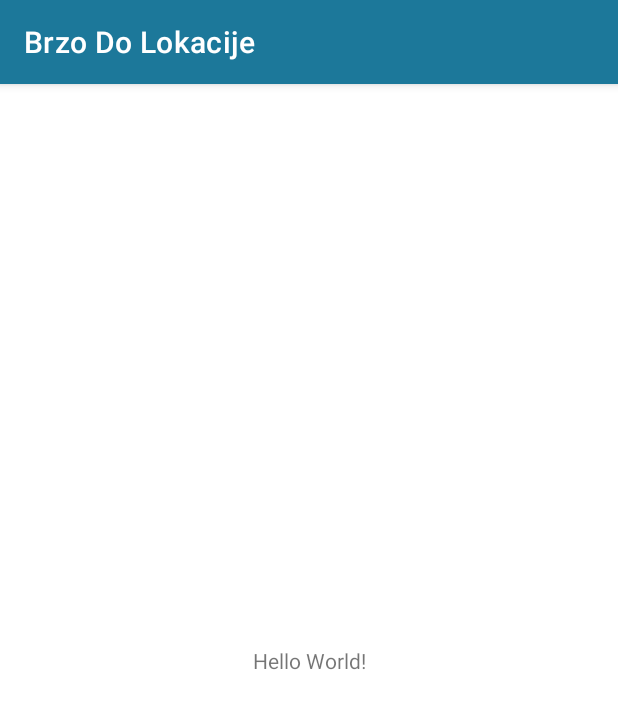
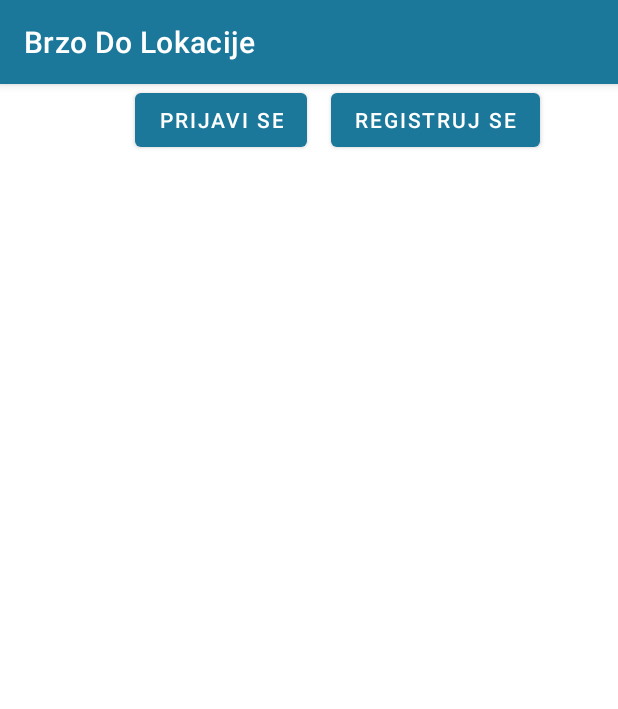
Before and after one commit to cira0100/BrzoDoLokacije, an Android app: the screen it shows after launch (MainActivity before the commit, ActivityLoginRegister after it), on a phone screen of 412 x 824 dp. Shown: the top 709 px of the screen. Run offline under Robolectric (Android 15) with nearby library versions, the phone set to English and light mode, and no system bars.

Commit message:
Povezani fragmenti login i register. Omogućen njihov prikaz nakon pokretanja aplikacije.

```diff
--- a/Client/BrzoDoLokacije/app/src/main/java/com/example/brzodolokacije/Activities/ActivityLoginRegister.kt
+++ b/Client/BrzoDoLokacije/app/src/main/java/com/example/brzodolokacije/Activities/ActivityLoginRegister.kt
@@ -2,11 +2,49 @@ package com.example.brzodolokacije.Activities
 
 import androidx.appcompat.app.AppCompatActivity
 import android.os.Bundle
+import android.util.Log
+import android.view.View
+import android.widget.Button
+import android.widget.Toast
+import androidx.fragment.app.Fragment
+import androidx.fragment.app.FragmentManager
+import androidx.fragment.app.FragmentTransaction
+import com.example.brzodolokacije.Fragments.FragmentLogin
+import com.example.brzodolokacije.Fragments.FragmentRegister
 import com.example.brzodolokacije.R
+import com.google.android.material.internal.ContextUtils.getActivity
 
 class ActivityLoginRegister : AppCompatActivity() {
+
+    private lateinit var login: Button
+    private lateinit var register: Button
+
+
     override fun onCreate(savedInstanceState: Bundle?) {
         super.onCreate(savedInstanceState)
         setContentView(R.layout.activity_login_register)
+        Log.d("main","123456")
+        login=findViewById<View>(R.id.btnFragmentActivityLRLogin) as Button
+        register=findViewById<View>(R.id.btnFragmentActivityLRRegister) as Button
+        //var fm: FragmentTransaction =supportFragmentManager.beginTransaction()
+        //fm.replace(R.id.flFragmentActivityLRFragmentsView,FragmentLogin())
+
+        login.setOnClickListener{
+            Log.d("main","prijavi se")
+            var fm: FragmentTransaction =supportFragmentManager.beginTransaction()
+
+            fm.replace(R.id.flFragmentActivityLRFragmentsView,FragmentLogin())
+            fm.commit()
+        }
+
+        register.setOnClickListener{
+            Log.d("main","prijavi se")
+
+            var fm: FragmentTransaction =supportFragmentManager.beginTransaction()
+
+            fm.replace(R.id.flFragmentActivityLRFragmentsView, FragmentRegister())
+            fm.commit()
+        }
     }
+
 }
--- a/Client/BrzoDoLokacije/app/src/main/java/com/example/brzodolokacije/MainActivity.kt
+++ b/Client/BrzoDoLokacije/app/src/main/java/com/example/brzodolokacije/MainActivity.kt
@@ -1,11 +1,24 @@
 package com.example.brzodolokacije
 
+import android.content.Intent
 import androidx.appcompat.app.AppCompatActivity
 import android.os.Bundle
+import android.util.Log
+import android.view.View
+import android.widget.Button
+import androidx.fragment.app.FragmentTransaction
+import com.example.brzodolokacije.Activities.ActivityLoginRegister
+import com.example.brzodolokacije.Fragments.FragmentLogin
+import com.example.brzodolokacije.Fragments.FragmentRegister
 
 class MainActivity : AppCompatActivity() {
+
     override fun onCreate(savedInstanceState: Bundle?) {
+
         super.onCreate(savedInstanceState)
         setContentView(R.layout.activity_main)
+
+        val intent= Intent(this, ActivityLoginRegister::class.java)
+        startActivity(intent)
     }
 }
--- a/Client/BrzoDoLokacije/app/src/main/res/layout/activity_login_register.xml
+++ b/Client/BrzoDoLokacije/app/src/main/res/layout/activity_login_register.xml
@@ -4,25 +4,41 @@
     xmlns:tools="http://schemas.android.com/tools"
     android:layout_width="match_parent"
     android:layout_height="match_parent"
-    android:foreground="@drawable/b3"
+    android:elevation="0dp"
     android:foregroundGravity="fill"
     android:foregroundTint="#5E010F13"
     android:foregroundTintMode="add"
-    tools:context=".Activities.ActivityLoginRegister" >
+    tools:context=".Activities.ActivityLoginRegister">
 
-    <androidx.viewpager2.widget.ViewPager2
+    <Button
+        android:id="@+id/btnFragmentActivityLRLogin"
+        android:layout_width="wrap_content"
+        android:layout_height="wrap_content"
+        android:elevation="1dp"
+        android:text="Prijavi se"
+        app:layout_constraintEnd_toStartOf="@+id/btnFragmentActivityLRRegister"
+        app:layout_constraintHorizontal_bias="0.846"
+        app:layout_constraintStart_toStartOf="parent"
+        app:layout_constraintTop_toTopOf="parent" />
+
+    <Button
+        android:id="@+id/btnFragmentActivityLRRegister"
+        android:layout_width="wrap_content"
+        android:layout_height="wrap_content"
+        android:layout_marginEnd="52dp"
+        android:elevation="100dp"
+        android:text="Registruj se"
+        app:layout_constraintEnd_toEndOf="parent"
+        app:layout_constraintTop_toTopOf="parent" />
+
+    <FrameLayout
+        android:id="@+id/flFragmentActivityLRFragmentsView"
         android:layout_width="0dp"
         android:layout_height="0dp"
-        android:layout_marginStart="50dp"
-        android:layout_marginTop="150dp"
-        android:layout_marginEnd="50dp"
-        android:layout_marginBottom="150dp"
-        android:background="#FFFFFF"
-        android:backgroundTint="#F1EDED"
-        android:foregroundGravity="center"
-        android:foregroundTint="#FFFFFF"
         app:layout_constraintBottom_toBottomOf="parent"
         app:layout_constraintEnd_toEndOf="parent"
         app:layout_constraintStart_toStartOf="parent"
-        app:layout_constraintTop_toTopOf="parent" />
+        app:layout_constraintTop_toBottomOf="@+id/btnFragmentActivityLRLogin">
+
+    </FrameLayout>
 </androidx.constraintlayout.widget.ConstraintLayout>
--- a/Client/BrzoDoLokacije/app/src/main/res/layout/activity_main.xml
+++ b/Client/BrzoDoLokacije/app/src/main/res/layout/activity_main.xml
@@ -5,14 +5,9 @@
     android:layout_width="match_parent"
     android:layout_height="match_parent"
     tools:context=".MainActivity">
-
-    <TextView
-        android:layout_width="wrap_content"
-        android:layout_height="wrap_content"
-        android:text="Hello World!"
-        app:layout_constraintBottom_toBottomOf="parent"
-        app:layout_constraintEnd_toEndOf="parent"
-        app:layout_constraintStart_toStartOf="parent"
-        app:layout_constraintTop_toTopOf="parent" />
-
+<TextView
+    android:layout_width="match_parent"
+    android:layout_height="match_parent"
+    android:text="MAIN"
+    />
 </androidx.constraintlayout.widget.ConstraintLayout>
```
Also changed, not shown: Client/BrzoDoLokacije/app/src/main/AndroidManifest.xml (+6 -1 lines), Client/BrzoDoLokacije/app/src/main/res/layout/fragment_login.xml (+4 -4 lines), Client/BrzoDoLokacije/app/src/main/res/layout/fragment_register.xml (+3 -4 lines).
